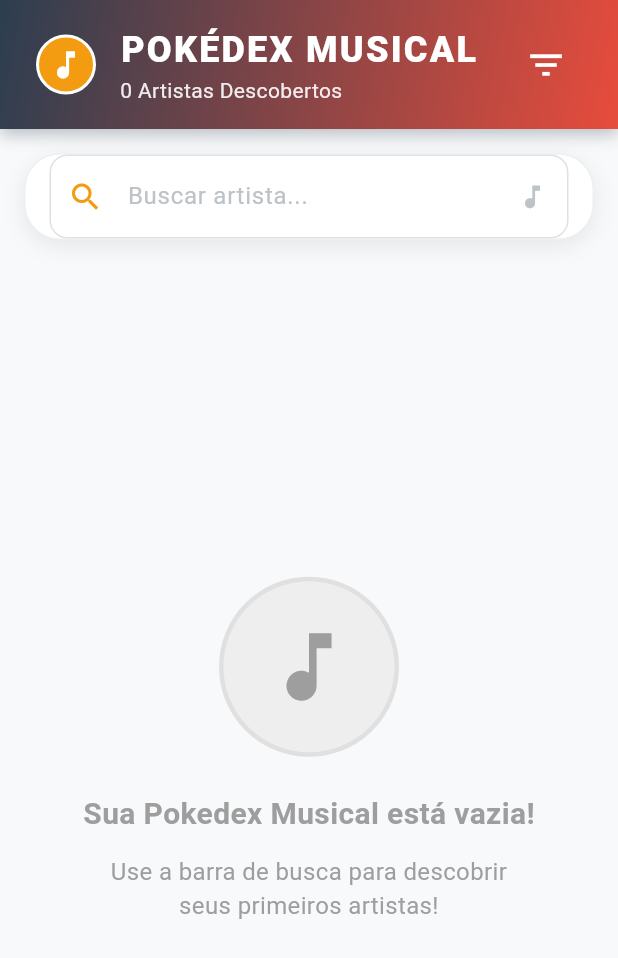
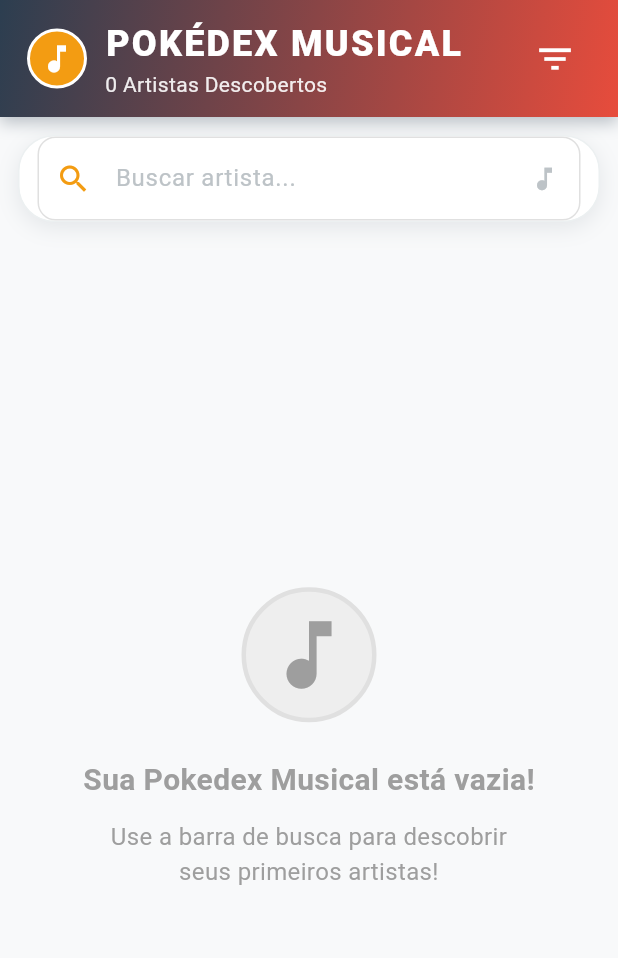
Before and after one commit to joaoportolan93/musical-octo-telegram, a Flutter app: the screen it shows after launch, on a phone screen of 412 x 824 dp. Shown: the top 958 px of the screen. Run offline on Flutter 3.47's test engine with Material 3 defaults, Android fonts, the phone set to English and light mode, and no system bars; our stand-ins replace cached_network_image.

Commit message:
ajustando a interface

```diff
--- a/lib/screens/home_screen.dart
+++ b/lib/screens/home_screen.dart
@@ -3,7 +3,10 @@ import 'package:provider/provider.dart';
 import '../services/pokedex_provider.dart';
 import '../widgets/artist_card.dart';
 import '../widgets/type_badge.dart';
+import '../widgets/responsive_widgets.dart';
 import '../utils/constants.dart';
+import '../utils/rate_limit_config.dart';
+import '../utils/responsive_layout.dart';
 import 'artist_detail_screen.dart';
 
 class HomeScreen extends StatefulWidget {
@@ -49,6 +52,7 @@ class _HomeScreenState extends State<HomeScreen> {
     return Scaffold(
       backgroundColor: PokedexColors.background,
       body: SafeArea(
+        child: ResponsiveContainer(
           child: Column(
             children: [
               // Cabeçalho moderno da Pokedex
@@ -76,15 +80,16 @@ class _HomeScreenState extends State<HomeScreen> {
             ],
           ),
         ),
+      ),
     );
   }
 
   Widget _buildModernHeader() {
     return Container(
       width: double.infinity,
-      padding: const EdgeInsets.symmetric(
-        horizontal: PokedexDimensions.paddingLarge,
-        vertical: PokedexDimensions.paddingMedium,
+      padding: EdgeInsets.symmetric(
+        horizontal: ResponsiveLayout.getSpacing(context, PokedexDimensions.paddingLarge),
+        vertical: ResponsiveLayout.getSpacing(context, PokedexDimensions.paddingMedium),
       ),
       decoration: BoxDecoration(
         gradient: const LinearGradient(
@@ -95,7 +100,7 @@ class _HomeScreenState extends State<HomeScreen> {
         boxShadow: [
           BoxShadow(
             color: PokedexColors.deepBlue.withOpacity(0.3),
-            blurRadius: PokedexDimensions.headerElevation,
+            blurRadius: ResponsiveLayout.getSpacing(context, PokedexDimensions.headerElevation),
             offset: const Offset(0, 4),
           ),
         ],
@@ -106,38 +111,39 @@ class _HomeScreenState extends State<HomeScreen> {
             children: [
               // Ícone da Pokébola
               Container(
-                width: 40,
-                height: 40,
+                width: ResponsiveLayout.getSpacing(context, 40),
+                height: ResponsiveLayout.getSpacing(context, 40),
                 decoration: BoxDecoration(
                   color: PokedexColors.vibrantYellow,
-                  borderRadius: BorderRadius.circular(20),
+                  borderRadius: BorderRadius.circular(ResponsiveLayout.getSpacing(context, 20)),
                   border: Border.all(color: PokedexColors.pureWhite, width: 2),
                 ),
-                child: const Icon(
+                child: Icon(
                   Icons.music_note,
                   color: PokedexColors.pureWhite,
-                  size: 24,
+                  size: ResponsiveLayout.getIconSize(context, 24),
                 ),
               ),
-              const SizedBox(width: PokedexDimensions.paddingMedium),
+              SizedBox(width: ResponsiveLayout.getSpacing(context, PokedexDimensions.paddingMedium)),
               Expanded(
                 child: Column(
                   crossAxisAlignment: CrossAxisAlignment.start,
                   children: [
-                    Text(
+                    ResponsiveText(
                       'POKÉDEX MUSICAL',
                       style: PokedexTextStyles.displayTitle.copyWith(
                         color: PokedexColors.pureWhite,
-                        fontSize: 24,
+                        fontSize: ResponsiveLayout.getFontSize(context, 24),
                       ),
                     ),
                     Consumer<PokedexProvider>(
                       builder: (context, provider, child) {
                         final stats = provider.getPokedexStats();
-                        return Text(
+                        return ResponsiveText(
                           '${stats['total']} Artistas Descobertos',
                           style: PokedexTextStyles.caption.copyWith(
                             color: PokedexColors.pureWhite.withOpacity(0.9),
+                            fontSize: ResponsiveLayout.getFontSize(context, 14),
                           ),
                         );
                       },
@@ -150,10 +156,10 @@ class _HomeScreenState extends State<HomeScreen> {
                 onPressed: () {
                   // TODO: Implementar filtros
                 },
-                icon: const Icon(
+                icon: Icon(
                   Icons.filter_list,
                   color: PokedexColors.pureWhite,
-                  size: 28,
+                  size: ResponsiveLayout.getIconSize(context, 28),
                 ),
               ),
             ],
@@ -165,19 +171,19 @@ class _HomeScreenState extends State<HomeScreen> {
 
   Widget _buildModernSearchBar() {
     return Container(
-      margin: const EdgeInsets.all(PokedexDimensions.paddingMedium),
-      padding: const EdgeInsets.symmetric(
-        horizontal: PokedexDimensions.paddingMedium,
+      margin: EdgeInsets.all(ResponsiveLayout.getSpacing(context, PokedexDimensions.paddingMedium)),
+      padding: EdgeInsets.symmetric(
+        horizontal: ResponsiveLayout.getSpacing(context, PokedexDimensions.paddingMedium),
       ),
       decoration: BoxDecoration(
         color: PokedexColors.pureWhite,
         borderRadius: BorderRadius.circular(
-          PokedexDimensions.borderRadiusXLarge,
+          ResponsiveLayout.getSpacing(context, PokedexDimensions.borderRadiusXLarge),
         ),
         boxShadow: [
           BoxShadow(
             color: PokedexColors.deepBlue.withOpacity(0.1),
-            blurRadius: 12,
+            blurRadius: ResponsiveLayout.getSpacing(context, 12),
             offset: const Offset(0, 4),
           ),
         ],
@@ -194,12 +200,12 @@ class _HomeScreenState extends State<HomeScreen> {
           prefixIcon: Icon(
             Icons.search,
             color: PokedexColors.vibrantYellow,
-            size: 24,
+            size: ResponsiveLayout.getIconSize(context, 24),
           ),
           suffixIcon: Icon(
             Icons.music_note,
             color: PokedexColors.textLight,
-            size: 20,
+            size: ResponsiveLayout.getIconSize(context, 20),
           ),
         ),
         style: PokedexTextStyles.body,
@@ -232,9 +238,16 @@ class _HomeScreenState extends State<HomeScreen> {
           ),
           const SizedBox(height: PokedexDimensions.paddingMedium),
           Text(
-            PokedexStrings.loadingMessage,
+            RateLimitConfig.searchMessage,
             style: PokedexTextStyles.body.copyWith(
               color: PokedexColors.textSecondary,
+            ),
+          ),
+          const SizedBox(height: PokedexDimensions.paddingSmall),
+          Text(
+            RateLimitConfig.searchSubMessage,
+            style: PokedexTextStyles.small.copyWith(
+              color: PokedexColors.textLight,
             ),
           ),
         ],
@@ -352,8 +365,8 @@ class _HomeScreenState extends State<HomeScreen> {
         mainAxisAlignment: MainAxisAlignment.center,
         children: [
           Container(
-            width: 120,
-            height: 120,
+            width: 90,
+            height: 90,
             decoration: BoxDecoration(
               color: Colors.grey[200],
               borderRadius: BorderRadius.circular(60),
@@ -395,7 +408,7 @@ class _HomeScreenState extends State<HomeScreen> {
         boxShadow: [
           BoxShadow(
             color: PokedexColors.deepBlue.withOpacity(0.1),
-            blurRadius: 12,
+            blurRadius: ResponsiveLayout.getSpacing(context, 12),
             offset: const Offset(0, 4),
           ),
         ],
--- a/lib/utils/constants.dart
+++ b/lib/utils/constants.dart
@@ -38,6 +38,7 @@ class PokedexColors {
   static const Color funk = Color(0xFFFFD700);
   static const Color disco = Color(0xFFFF1493);
   static const Color gospel = Color(0xFF8A2BE2);
+  static const Color trap = Color(0x15a3c7);
 
   // Cores de estatísticas
   static const Color hp = Color(0xFF4CAF50);
@@ -97,10 +98,10 @@ class PokedexTextStyles {
 
 class PokedexDimensions {
   // Espaçamentos modernos
-  static const double paddingSmall = 8.0;
-  static const double paddingMedium = 16.0;
-  static const double paddingLarge = 24.0;
-  static const double paddingXLarge = 32.0;
+  static const double paddingSmall = 6.0;
+  static const double paddingMedium = 12.0;
+  static const double paddingLarge = 18.0;
+  static const double paddingXLarge = 24.0;
 
   // Bordas arredondadas modernas
   static const double borderRadiusSmall = 8.0;
--- /dev/null
+++ b/lib/utils/debug_config.dart
@@ -0,0 +1,52 @@
+import 'dart:developer' as developer;
+import 'package:flutter/foundation.dart';
+
+class DebugConfig {
+  static bool _isInitialized = false;
+
+  // Configurar logs para reduzir spam
+  static void initialize() {
+    if (_isInitialized) return;
+
+    if (kDebugMode) {
+      // Configurar filtros de log para reduzir spam
+      developer.log(
+        'DebugConfig inicializado - filtrando logs do DebugService',
+        name: 'DebugConfig',
+      );
+    }
+
+    _isInitialized = true;
+  }
+
+  // Filtrar logs específicos
+  static void log(String message, {String? name, Object? error}) {
+    if (kDebugMode) {
+      // Filtrar mensagens do DebugService
+      if (message.contains('DebugService') ||
+          message.contains('Cannot send Null') ||
+          (error?.toString().contains('DebugService') ?? false)) {
+        return; // Não logar esses erros
+      }
+
+      developer.log(message, name: name ?? 'App', error: error);
+    }
+  }
+
+  // Log de erro filtrado
+  static void logError(String message, Object error) {
+    if (kDebugMode) {
+      if (error.toString().contains('DebugService') ||
+          error.toString().contains('Cannot send Null')) {
+        return; // Não logar esses erros
+      }
+
+      developer.log(
+        message,
+        name: 'Error',
+        error: error,
+        level: 1000, // Nível de erro
+      );
+    }
+  }
+}
--- /dev/null
+++ b/lib/utils/rate_limit_config.dart
@@ -0,0 +1,20 @@
+class RateLimitConfig {
+  // Configurações de rate limiting para a API do Spotify
+  static const int maxRequestsPerMinute = 30;
+  static const Duration requestCooldown = Duration(milliseconds: 2000);
+  static const int maxRetries = 3;
+  static const Duration baseRetryDelay = Duration(seconds: 2);
+
+  // Configurações de busca
+  static const Duration searchDebounceDelay = Duration(milliseconds: 500);
+  static const int maxSearchResults = 5;
+
+  // Configurações de timeout
+  static const Duration requestTimeout = Duration(seconds: 30);
+
+  // Mensagens de feedback
+  static const String rateLimitMessage = 'Muitas requisições. Aguardando...';
+  static const String searchMessage = 'Buscando artistas...';
+  static const String searchSubMessage = 'Isso pode levar alguns segundos';
+  static const String errorMessage = 'Erro na busca. Tente novamente.';
+}
--- /dev/null
+++ b/lib/utils/responsive_layout.dart
@@ -0,0 +1,81 @@
+import 'package:flutter/foundation.dart';
+import 'package:flutter/material.dart';
+
+class ResponsiveLayout {
+  // Breakpoints para diferentes tamanhos de tela
+  static const double mobileBreakpoint = 768;
+  static const double tabletBreakpoint = 1024;
+  static const double desktopBreakpoint = 1440;
+
+  // Detectar se é web
+  static bool get isWeb => kIsWeb;
+
+  // Detectar se é mobile
+  static bool isMobile(BuildContext context) {
+    return MediaQuery.of(context).size.width < mobileBreakpoint;
+  }
+
+  // Detectar se é tablet
+  static bool isTablet(BuildContext context) {
+    final width = MediaQuery.of(context).size.width;
+    return width >= mobileBreakpoint && width < tabletBreakpoint;
+  }
+
+  // Detectar se é desktop/web
+  static bool isDesktop(BuildContext context) {
+    return MediaQuery.of(context).size.width >= tabletBreakpoint;
+  }
+
+  // Obter largura máxima para web
+  static double getMaxWidth(BuildContext context) {
+    if (isWeb) {
+      final screenWidth = MediaQuery.of(context).size.width;
+      if (screenWidth > desktopBreakpoint) {
+        return desktopBreakpoint;
+      } else if (screenWidth > tabletBreakpoint) {
+        return tabletBreakpoint;
+      }
+    }
+    return double.infinity;
+  }
+
+  // Obter padding horizontal para web
+  static double getHorizontalPadding(BuildContext context) {
+    if (isWeb && isDesktop(context)) {
+      return 22.0;
+    }
+    return 12.0;
+  }
+
+  // Obter padding vertical para web
+  static double getVerticalPadding(BuildContext context) {
+    if (isWeb && isDesktop(context)) {
+      return 16.0;
+    }
+    return 8.0;
+  }
+
+  // Obter tamanho de fonte baseado na plataforma
+  static double getFontSize(BuildContext context, double baseSize) {
+    if (isWeb && isDesktop(context)) {
+      return baseSize * 0.9; // Reduzir um pouco no web
+    }
+    return baseSize;
+  }
+
+  // Obter tamanho de ícone baseado na plataforma
+  static double getIconSize(BuildContext context, double baseSize) {
+    if (isWeb && isDesktop(context)) {
+      return baseSize * 0.8; // Reduzir ícones no web
+    }
+    return baseSize;
+  }
+
+  // Obter espaçamento baseado na plataforma
+  static double getSpacing(BuildContext context, double baseSpacing) {
+    if (isWeb && isDesktop(context)) {
+      return baseSpacing * 0.8; // Reduzir espaçamentos no web
+    }
+    return baseSpacing;
+  }
+}
--- /dev/null
+++ b/lib/widgets/responsive_widgets.dart
@@ -0,0 +1,131 @@
+import 'package:flutter/material.dart';
+import '../utils/responsive_layout.dart';
+
+class ResponsiveContainer extends StatelessWidget {
+  final Widget child;
+  final double? maxWidth;
+  final EdgeInsets? padding;
+  final bool centerContent;
+
+  const ResponsiveContainer({
+    super.key,
+    required this.child,
+    this.maxWidth,
+    this.padding,
+    this.centerContent = true,
+  });
+
+  @override
+  Widget build(BuildContext context) {
+    // Se não for web, retornar o child diretamente
+    if (!ResponsiveLayout.isWeb) {
+      return child;
+    }
+
+    // Para web, aplicar container responsivo
+    final containerWidth = maxWidth ?? ResponsiveLayout.getMaxWidth(context);
+    final containerPadding = padding ?? EdgeInsets.symmetric(
+      horizontal: ResponsiveLayout.getHorizontalPadding(context),
+      vertical: ResponsiveLayout.getVerticalPadding(context),
+    );
+
+    Widget content = Container(
+      width: double.infinity,
+      padding: containerPadding,
+      child: child,
+    );
+
+    // Se especificado, centralizar o conteúdo
+    if (centerContent) {
+      content = Center(
+        child: ConstrainedBox(
+          constraints: BoxConstraints(maxWidth: containerWidth),
+          child: content,
+        ),
+      );
+    }
+
+    return content;
+  }
+}
+
+// Widget específico para cards responsivos
+class ResponsiveCard extends StatelessWidget {
+  final Widget child;
+  final EdgeInsets? margin;
+  final EdgeInsets? padding;
+  final Color? color;
+  final double? elevation;
+  final BorderRadius? borderRadius;
+
+  const ResponsiveCard({
+    super.key,
+    required this.child,
+    this.margin,
+    this.padding,
+    this.color,
+    this.elevation,
+    this.borderRadius,
+  });
+
+  @override
+  Widget build(BuildContext context) {
+    final cardPadding = padding ?? EdgeInsets.all(
+      ResponsiveLayout.getSpacing(context, 16.0),
+    );
+
+    final cardMargin = margin ?? EdgeInsets.all(
+      ResponsiveLayout.getSpacing(context, 8.0),
+    );
+
+    return Card(
+      margin: cardMargin,
+      color: color,
+      elevation: elevation ?? 2,
+      shape: RoundedRectangleBorder(
+        borderRadius: borderRadius ?? BorderRadius.circular(
+          ResponsiveLayout.getSpacing(context, 12.0),
+        ),
+      ),
+      child: Padding(
+        padding: cardPadding,
+        child: child,
+      ),
+    );
+  }
+}
+
+// Widget para texto responsivo
+class ResponsiveText extends StatelessWidget {
+  final String text;
+  final TextStyle? style;
+  final TextAlign? textAlign;
+  final int? maxLines;
+  final TextOverflow? overflow;
+
+  const ResponsiveText(
+    this.text, {
+    super.key,
+    this.style,
+    this.textAlign,
+    this.maxLines,
+    this.overflow,
+  });
+
+  @override
+  Widget build(BuildContext context) {
+    final responsiveStyle = style?.copyWith(
+      fontSize: style?.fontSize != null
+          ? ResponsiveLayout.getFontSize(context, style!.fontSize!)
+          : null,
+    );
+
+    return Text(
+      text,
+      style: responsiveStyle,
+      textAlign: textAlign,
+      maxLines: maxLines,
+      overflow: overflow,
+    );
+  }
+}
```
Also changed, not shown: lib/main.dart (+43 -0 lines), lib/services/pokedex_provider.dart (+28 -4 lines), lib/services/spotify_service.dart (+108 -18 lines), 1 other file. Lines whose indentation alone changed are shown as unchanged.
